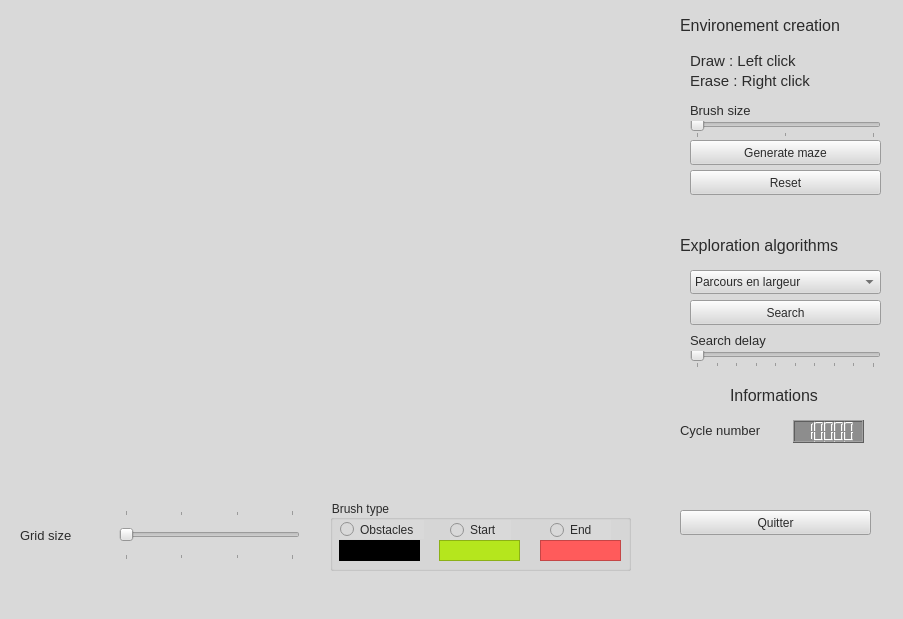
Maxlo24/Project_CPP_4ETI, file mainwindow.ui: the form before one commit.
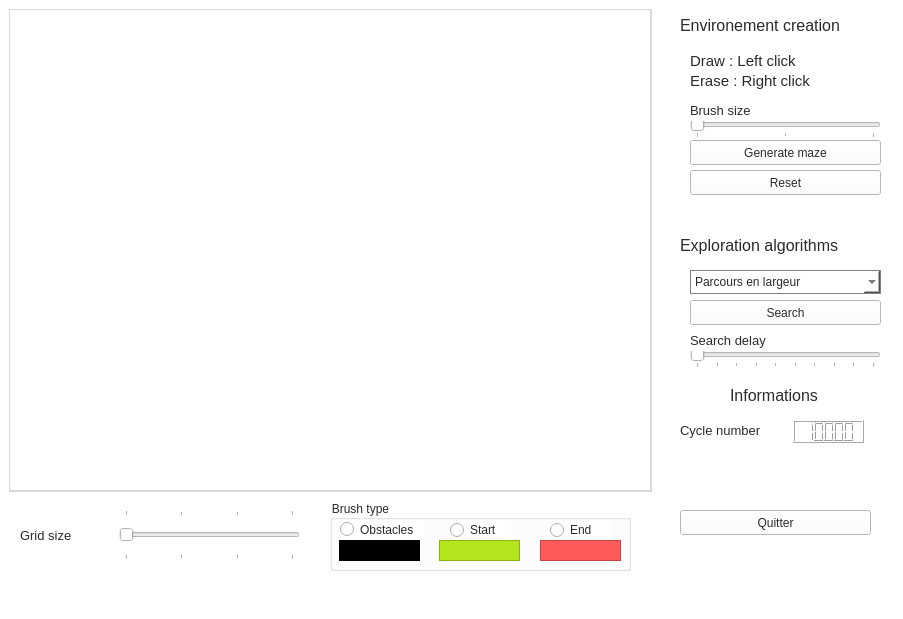
The form after the commit.

Patch:
```diff
--- a/mainwindow.ui
+++ b/mainwindow.ui
@@ -17,7 +17,7 @@
    <bool>false</bool>
   </property>
   <property name="styleSheet">
-   <string notr="true">background-color: rgb(217, 217, 217);
+   <string notr="true">background-color: rgb(255, 255, 255);
 color: rgb(43, 43, 43);</string>
   </property>
   <widget class="QWidget" name="centralwidget">
@@ -30,6 +30,11 @@
       <height>25</height>
      </rect>
     </property>
+    <property name="styleSheet">
+     <string notr="true">QPushButton{border: 1px solid grey;}
+QPushButton::pressed{border: 1px solid blue;color: blue;};
+</string>
+    </property>
     <property name="text">
      <string>Quitter</string>
     </property>
@@ -72,9 +77,17 @@
       <height>25</height>
      </rect>
     </property>
+    <property name="styleSheet">
+     <string notr="true">QPushButton{border: 1px solid grey;}
+QPushButton::pressed{border: 1px solid blue;color: blue;};
+</string>
+    </property>
     <property name="text">
      <string>Search</string>
     </property>
+    <property name="flat">
+     <bool>false</bool>
+    </property>
    </widget>
    <widget class="QComboBox" name="Algo_select">
     <property name="geometry">
@@ -85,6 +98,9 @@
       <height>24</height>
      </rect>
     </property>
+    <property name="styleSheet">
+     <string notr="true">border: 1px solid grey;</string>
+    </property>
     <item>
      <property name="text">
       <string>Parcours en largeur</string>
@@ -224,6 +240,11 @@
       <height>25</height>
      </rect>
     </property>
+    <property name="styleSheet">
+     <string notr="true">QPushButton{border: 1px solid grey;}
+QPushButton::pressed{border: 1px solid blue;color: blue;};
+</string>
+    </property>
     <property name="text">
      <string>Generate maze</string>
     </property>
@@ -266,7 +287,7 @@
      <bool>false</bool>
     </property>
     <property name="styleSheet">
-     <string notr="true">background-color: rgb(141, 141, 141);</string>
+     <string notr="true"/>
     </property>
     <property name="value" stdset="0">
      <double>10000.000000000000000</double>
@@ -300,6 +321,11 @@
       <height>25</height>
      </rect>
     </property>
+    <property name="styleSheet">
+     <string notr="true">QPushButton{border: 1px solid grey;}
+QPushButton::pressed{border: 1px solid blue;color: blue;};
+</string>
+    </property>
     <property name="text">
      <string>Reset</string>
     </property>
@@ -496,6 +522,42 @@
      </property>
     </widget>
    </widget>
+   <widget class="QFrame" name="verticalFrame_2">
+    <property name="geometry">
+     <rect>
+      <x>9</x>
+      <y>9</y>
+      <width>643</width>
+      <height>483</height>
+     </rect>
+    </property>
+    <property name="styleSheet">
+     <string notr="true">background-color: rgb(217, 217, 217);
+color: rgb(43, 43, 43);</string>
+    </property>
+    <layout class="QVBoxLayout" name="main_Layout_2"/>
+   </widget>
+   <zorder>verticalFrame_2</zorder>
+   <zorder>quitButton</zorder>
+   <zorder>verticalLayoutWidget</zorder>
+   <zorder>Partie_Algo</zorder>
+   <zorder>searchButton</zorder>
+   <zorder>Algo_select</zorder>
+   <zorder>Partie_Env</zorder>
+   <zorder>speedSlider</zorder>
+   <zorder>Partie_Algo_2</zorder>
+   <zorder>brush_Size_Slider</zorder>
+   <zorder>taillePinceauLabel</zorder>
+   <zorder>mazeButton</zorder>
+   <zorder>Partie_Env_2</zorder>
+   <zorder>cycleNumber</zorder>
+   <zorder>Partie_Algo_4</zorder>
+   <zorder>resetButton</zorder>
+   <zorder>tailleGrilleLabel</zorder>
+   <zorder>gridSideSlider</zorder>
+   <zorder>taillePinceauLabel_2</zorder>
+   <zorder>taillePinceauLabel_3</zorder>
+   <zorder>BrushgroupBox</zorder>
   </widget>
   <widget class="QMenuBar" name="menubar">
    <property name="geometry">
```
Left out of the diff: 6 changed lines with no effect on the pictures.
